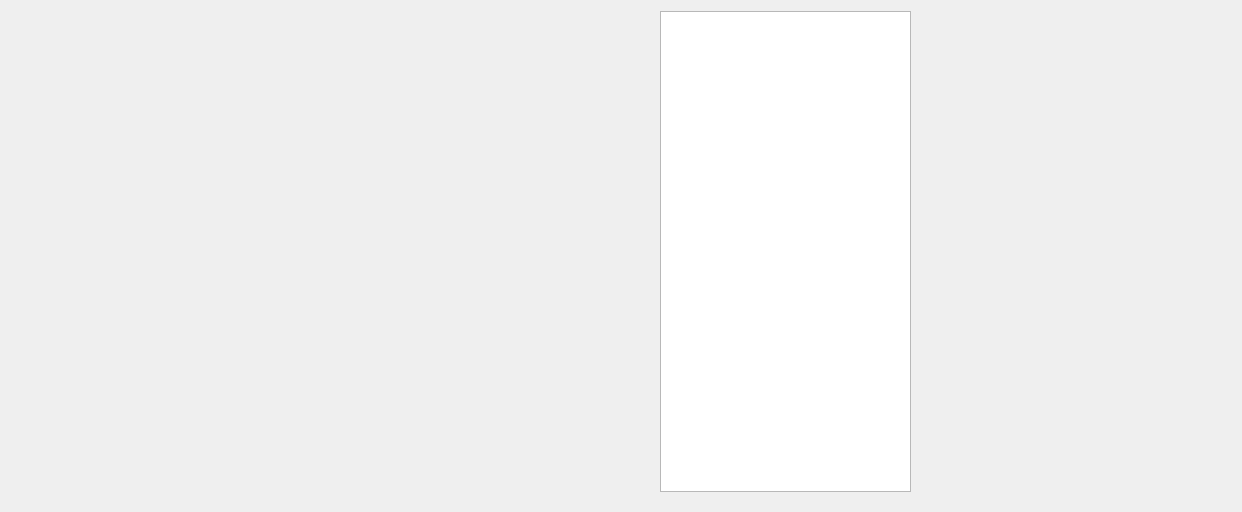
Before: the Qt Designer form UI/StonksMainWindow.ui in ShinokuS/StonksApp, drawn with Qt 5.
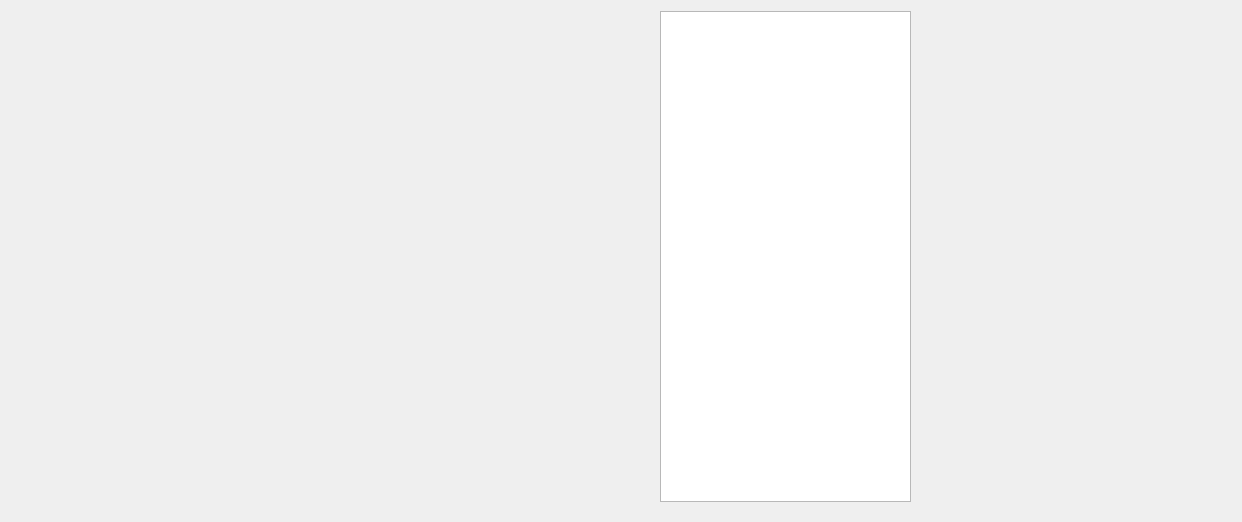
After: the same form once the commit is applied.

Commit message: изменил размер таблицы, чтобы убрать скрол

The edit to the form file:
```diff
--- a/UI/StonksMainWindow.ui
+++ b/UI/StonksMainWindow.ui
@@ -7,7 +7,7 @@
     <x>0</x>
     <y>0</y>
     <width>1242</width>
-    <height>512</height>
+    <height>522</height>
    </rect>
   </property>
   <property name="windowTitle">
@@ -30,7 +30,7 @@
       <x>660</x>
       <y>11</y>
       <width>251</width>
-      <height>481</height>
+      <height>491</height>
      </rect>
     </property>
    </widget>
@@ -40,7 +40,7 @@
       <x>0</x>
       <y>-10</y>
       <width>661</width>
-      <height>531</height>
+      <height>541</height>
      </rect>
     </property>
    </widget>
```
